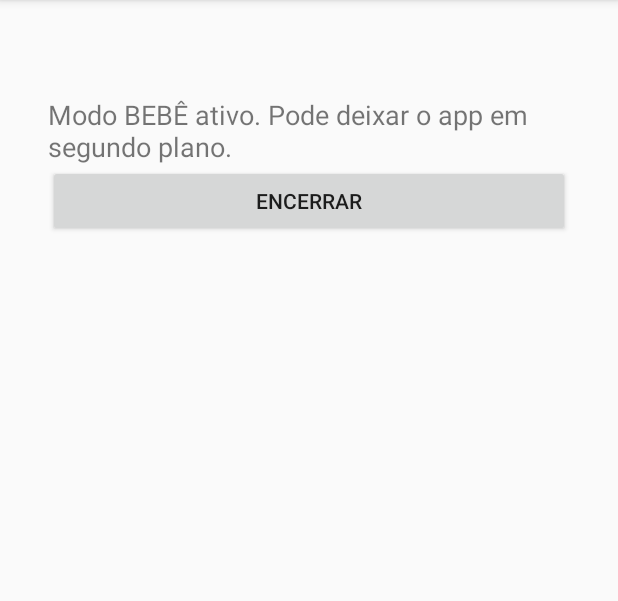
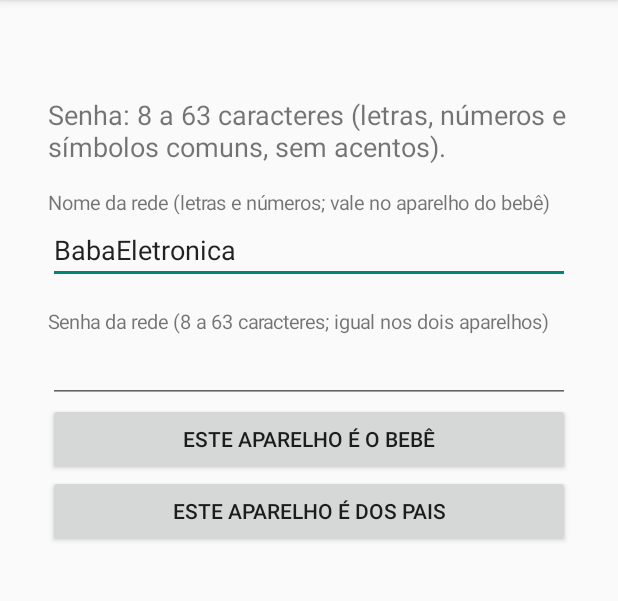
Before and after one commit to Daju13/Monitor-Beb-, an Android app: the screen it shows after launch (MainActivity), after a tap on "ESTE APARELHO É O BEBÊ", on a phone screen of 412 x 824 dp, the part 84-685 px from its top. Run offline under Robolectric (Android 15) with nearby library versions, the phone set to English and light mode, and no system bars.

Commit message:
Add files via upload

```diff
--- /dev/null
+++ b/app/src/main/java/com/example/babymonitor/Config.kt
@@ -0,0 +1,27 @@
+package com.example.babymonitor
+
+import android.content.Context
+
+/** Configuração persistida no aparelho (SharedPreferences privadas do app). */
+object Config {
+    private fun p(c: Context) = c.getSharedPreferences("cfg", Context.MODE_PRIVATE)
+
+    fun suffix(c: Context): String = p(c).getString("suffix", "BabaEletronica") ?: "BabaEletronica"
+    fun pass(c: Context): String = p(c).getString("pass", "") ?: ""
+    fun ssid(c: Context): String = "DIRECT-BB-" + suffix(c)        // SSID de Wi-Fi Direct: "DIRECT-xx-..." (máx. 32)
+
+    /** 0 = desligado, 1 = sensibilidade alta, 2 = média, 3 = baixa */
+    fun voxMode(c: Context): Int = p(c).getInt("vox", 0)
+    fun setVox(c: Context, m: Int) = p(c).edit().putInt("vox", m).apply()
+
+    fun save(c: Context, suffix: String, pass: String) =
+        p(c).edit().putString("suffix", suffix).putString("pass", pass).apply()
+
+    /** Retorna a mensagem de erro, ou null se estiver válido. */
+    fun validate(suffix: String, pass: String): String? = when {
+        !suffix.matches(Regex("[A-Za-z0-9]{1,20}")) -> "Nome da rede: use de 1 a 20 letras ou números, sem espaços."
+        pass.length !in 8..63 || pass.any { it.code !in 32..126 } ->
+            "Senha: 8 a 63 caracteres (letras, números e símbolos comuns, sem acentos)."
+        else -> null
+    }
+}
--- a/app/src/main/java/com/example/babymonitor/MainActivity.kt
+++ b/app/src/main/java/com/example/babymonitor/MainActivity.kt
@@ -2,21 +2,24 @@ package com.example.babymonitor
 
 import android.Manifest
 import android.content.Intent
+import android.content.res.ColorStateList
+import android.graphics.Color
 import android.net.Uri
 import android.os.Build
 import android.os.Bundle
 import android.os.PowerManager
 import android.provider.Settings
+import android.text.InputType
 import android.widget.*
 import androidx.activity.result.contract.ActivityResultContracts
 import androidx.appcompat.app.AppCompatActivity
 
-import android.content.res.ColorStateList
-import android.graphics.Color
-
 class MainActivity : AppCompatActivity() {
     private lateinit var status: TextView
     private lateinit var box: LinearLayout
+    private lateinit var nameEt: EditText
+    private lateinit var passEt: EditText
+    private lateinit var voxBtn: Button
     private var role = ""
 
     private val askPerms = registerForActivityResult(ActivityResultContracts.RequestMultiplePermissions()) { r ->
@@ -28,22 +31,43 @@ class MainActivity : AppCompatActivity() {
         box = LinearLayout(this).apply { orientation = LinearLayout.VERTICAL; setPadding(48, 96, 48, 48) }
         status = TextView(this).apply { textSize = 18f; text = "Escolha a função deste aparelho" }
         box.addView(status)
+        box.addView(label("Nome da rede (letras e números; vale no aparelho do bebê)"))
+        nameEt = EditText(this).apply {
+            setText(Config.suffix(this@MainActivity)); inputType = InputType.TYPE_CLASS_TEXT
+        }
+        box.addView(nameEt)
+        box.addView(label("Senha da rede (8 a 63 caracteres; igual nos dois aparelhos)"))
+        passEt = EditText(this).apply {
+            setText(Config.pass(this@MainActivity))
+            inputType = InputType.TYPE_CLASS_TEXT or InputType.TYPE_TEXT_VARIATION_VISIBLE_PASSWORD
+        }
+        box.addView(passEt)
         btn("Este aparelho é o BEBÊ") { pick("baby") }
         btn("Este aparelho é dos PAIS") { pick("parent") }
-        setContentView(box)
+        setContentView(ScrollView(this).apply { addView(box) })
     }
 
-    private fun btn(t: String, color: Int? = null, click: () -> Unit) =
-    box.addView(Button(this).apply {
-        text = t
-        color?.let {
-            backgroundTintList = ColorStateList.valueOf(it)
-            setTextColor(Color.WHITE)
+    private fun label(t: String) = TextView(this).apply { text = t; textSize = 13f; setPadding(0, 24, 0, 0) }
+
+    private fun btn(t: String, color: Int? = null, click: () -> Unit): Button {
+        val b = Button(this).apply {
+            text = t
+            color?.let {
+                backgroundTintList = ColorStateList.valueOf(it)
+                setTextColor(Color.WHITE)
+            }
+            setOnClickListener { click() }
         }
-        setOnClickListener { click() }
-    })
+        box.addView(b)
+        return b
+    }
 
     private fun pick(r: String) {
+        val name = nameEt.text.toString().trim()
+        val pass = passEt.text.toString()
+        val err = Config.validate(name, pass)
+        if (err != null) { status.text = err; return }
+        Config.save(this, name, pass)
         role = r
         val p = mutableListOf<String>()
         if (r == "baby") p += Manifest.permission.RECORD_AUDIO
@@ -52,6 +76,9 @@ class MainActivity : AppCompatActivity() {
         askPerms.launch(p.toTypedArray())
     }
 
+    private fun voxLabel(m: Int) =
+        arrayOf("VOX: desligado", "VOX: sensibilidade alta", "VOX: sensibilidade média", "VOX: sensibilidade baixa")[m]
+
     private fun launchRole() {
         val pm = getSystemService(PowerManager::class.java)
         if (!pm.isIgnoringBatteryOptimizations(packageName))
@@ -59,14 +86,20 @@ class MainActivity : AppCompatActivity() {
         box.removeAllViews(); box.addView(status)
         if (role == "baby") {
             startForegroundService(Intent(this, BabyService::class.java))
-            status.text = "Modo BEBÊ ativo. Pode deixar o app em segundo plano."
+            status.text = "Modo BEBÊ ativo. Pode deixar o app em segundo plano.\nRede: ${Config.ssid(this)}"
         } else {
             startForegroundService(Intent(this, ParentService::class.java))
             ParentService.onStatus = { runOnUiThread { status.text = it } }
             status.text = ParentService.lastStatus
-            btn("Ouvir") { cmd(ParentService.A_LISTEN) }
-            btn("Parar de ouvir") { cmd(ParentService.A_STOP) }
-            btn("Silenciar alarme", Color.parseColor("#FF0000")) { cmd(ParentService.A_SILENCE) }
+            btn("Ouvir", Color.parseColor("#2E7D32")) { cmd(ParentService.A_LISTEN) }
+            btn("Parar de ouvir", Color.parseColor("#F9A825")) { cmd(ParentService.A_STOP) }
+            voxBtn = btn(voxLabel(Config.voxMode(this)), Color.parseColor("#1565C0")) {
+                val m = (Config.voxMode(this) + 1) % 4
+                Config.setVox(this, m)
+                voxBtn.text = voxLabel(m)
+                cmd(ParentService.A_VOX)
+            }
+            btn("Silenciar alarme", Color.parseColor("#C62828")) { cmd(ParentService.A_SILENCE) }
         }
         btn("Encerrar") {
             if (role == "baby") stopService(Intent(this, BabyService::class.java)) else cmd(ParentService.A_QUIT)
--- a/app/src/main/java/com/example/babymonitor/Proto.kt
+++ b/app/src/main/java/com/example/babymonitor/Proto.kt
@@ -12,6 +12,7 @@ object Proto {
     const val T_BEAT: Byte = 2
     const val T_START: Byte = 3
     const val T_STOP: Byte = 4
+    const val T_VOX: Byte = 6           // payload: [modo 0=desligado,1=alta,2=média,3=baixa]
     const val T_BATT: Byte = 5          // payload: [percentual 0-100 (255=desconhecido)][1=carregando]
     const val RATE = 16000
     const val FRAME_BYTES = 640            // 20 ms, PCM16 mono
@@ -19,9 +20,6 @@ object Proto {
     const val READ_TIMEOUT_MS = 6000       // pais: sem quadro por 6 s => link considerado caído
     const val ALARM_GRACE_MS = 6000        // pais: link caído por 6 s seguidos => toca o alarme (~12 s no total)
 
-    // TROQUE ESTES VALORES. SSID deve começar com "DIRECT-xx-"; senha com 8+ caracteres.
-    const val GROUP_SSID = "DIRECT-BB-BabaEletronica"
-    const val GROUP_PASS = "troque-esta-senha-123"
 
     class Frame(val type: Byte, val payload: ByteArray)
 
```
Also changed, not shown: app/src/main/java/com/example/babymonitor/BabyService.kt (+44 -3 lines), app/src/main/java/com/example/babymonitor/ParentService.kt (+57 -8 lines).
